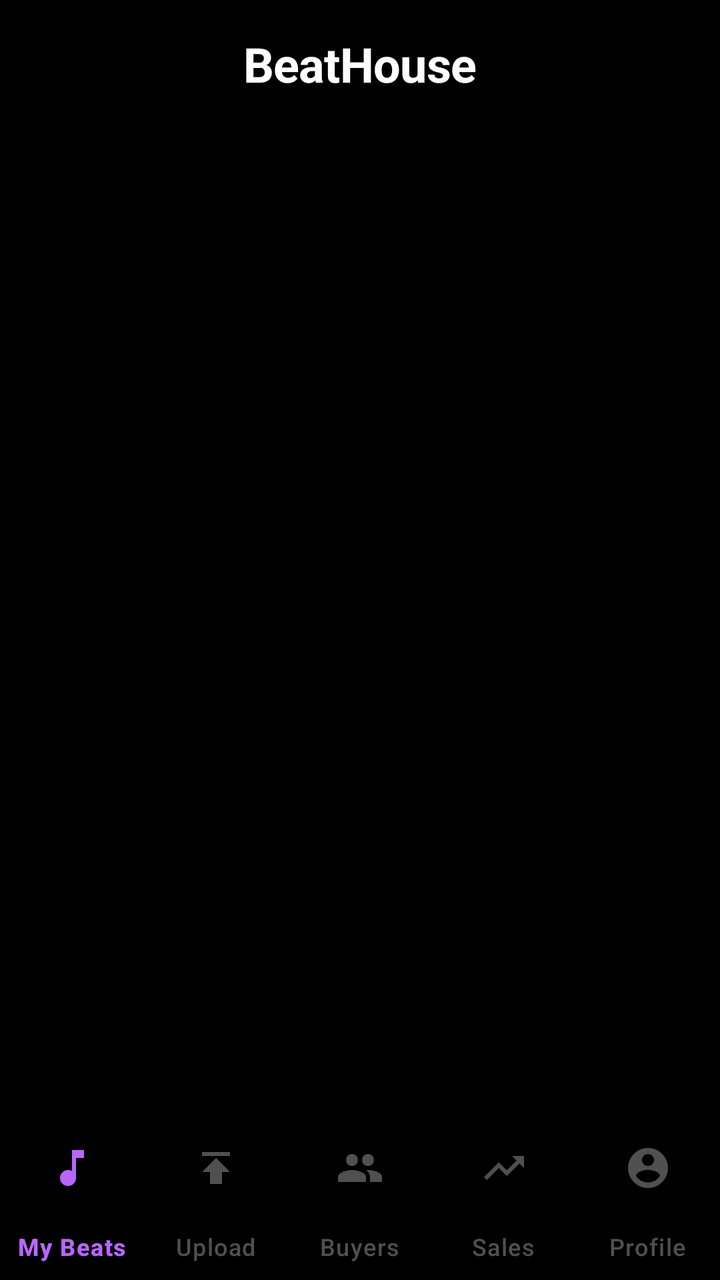
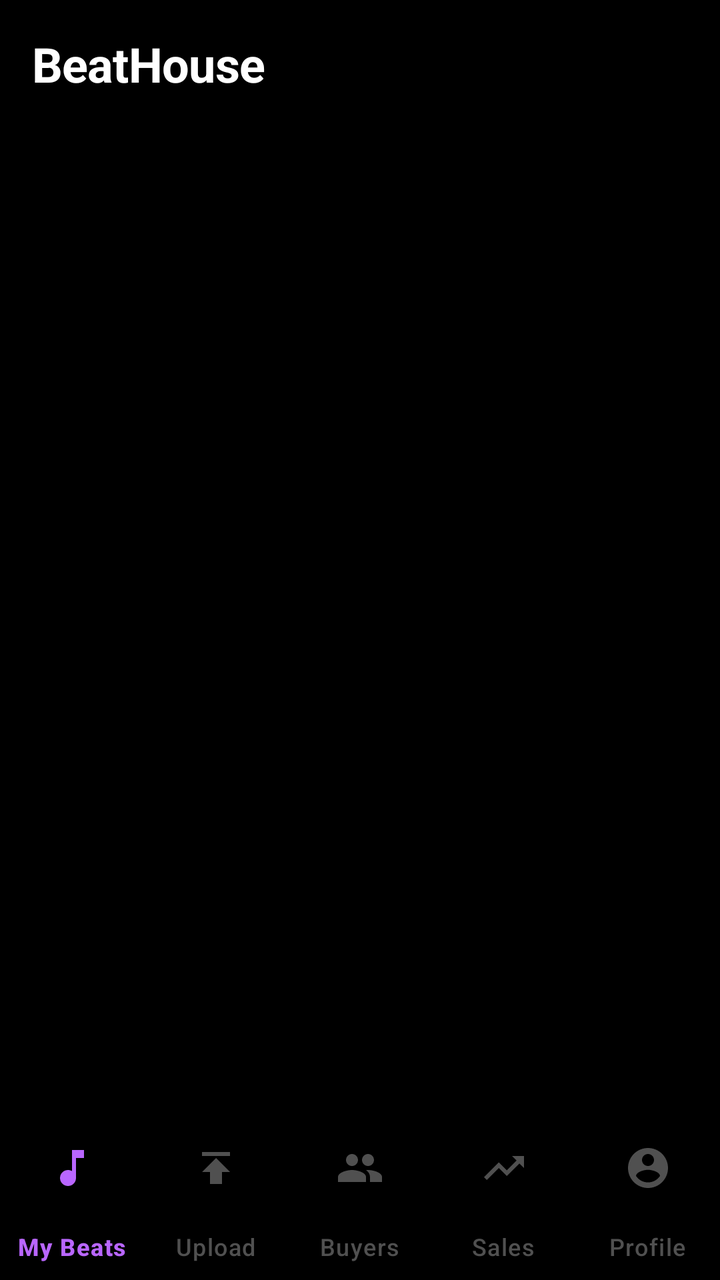

Before-and-after screenshots of an Android layout around one commit, followed by the original layout XML and the change that was made.
<!-- AndroidManifest.xml: activity theme Theme.BeatHouse.Dark -->
<!-- res/layout/activity_main.xml -->
<?xml version="1.0" encoding="utf-8"?>
<androidx.coordinatorlayout.widget.CoordinatorLayout xmlns:android="http://schemas.android.com/apk/res/android"
    xmlns:app="http://schemas.android.com/apk/res-auto"
    android:layout_width="match_parent"
    android:layout_height="match_parent"
    android:background="@color/background"
    android:fitsSystemWindows="true">

    <com.google.android.material.appbar.AppBarLayout
        android:layout_width="match_parent"
        android:layout_height="wrap_content"
        android:background="@color/surface"
        app:elevation="0dp">
        <com.google.android.material.appbar.MaterialToolbar
            android:id="@+id/toolbar"
            android:layout_width="match_parent"
            android:layout_height="?attr/actionBarSize"
            android:background="@color/surface"
            app:title="BeatHouse"
            app:titleCentered="true"
            app:titleTextColor="@color/on_surface"
            app:titleTextAppearance="@style/TextAppearance.BeatHouse.Title" />
    </com.google.android.material.appbar.AppBarLayout>

    
    <FrameLayout
        android:id="@+id/fragment_container"
        android:layout_width="match_parent"
        android:layout_height="match_parent"
        android:layout_marginBottom="80dp"
        app:layout_behavior="@string/appbar_scrolling_view_behavior" />

    
    <com.google.android.material.card.MaterialCardView
        android:id="@+id/miniPlayerCard"
        android:layout_width="match_parent"
        android:layout_height="72dp"
        android:layout_gravity="bottom"
        android:layout_marginBottom="88dp"
        android:layout_marginStart="12dp"
        android:layout_marginEnd="12dp"
        android:visibility="gone"
        app:cardCornerRadius="16dp"
        app:cardElevation="12dp"
        app:cardBackgroundColor="@color/surface_container"
        app:strokeColor="@color/outline"
        app:strokeWidth="1dp">

        <include layout="@layout/layout_mini_player" />

    </com.google.android.material.card.MaterialCardView>

    
    <com.google.android.material.bottomnavigation.BottomNavigationView
        android:id="@+id/bottomNavigation"
        android:layout_width="match_parent"
        android:layout_height="80dp"
        android:layout_gravity="bottom"
        android:background="@color/surface"
        app:elevation="0dp"
        app:menu="@menu/bottom_navigation_seller"
        app:labelVisibilityMode="labeled"
        app:itemIconTint="@color/bottom_nav_icon_tint"
        app:itemTextColor="@color/bottom_nav_text_tint"
        app:itemRippleColor="@color/primary_container" />

</androidx.coordinatorlayout.widget.CoordinatorLayout>
<!-- res/layout/layout_mini_player.xml (included above) -->
<?xml version="1.0" encoding="utf-8"?>
<LinearLayout xmlns:android="http://schemas.android.com/apk/res/android"
    xmlns:app="http://schemas.android.com/apk/res-auto"
    android:id="@+id/miniPlayerContent"
    android:layout_width="match_parent"
    android:layout_height="match_parent"
    android:orientation="horizontal"
    android:gravity="center_vertical"
    android:paddingHorizontal="16dp"
    android:paddingVertical="8dp"
    android:clickable="true"
    android:focusable="true">

    <com.google.android.material.card.MaterialCardView
        android:layout_width="48dp"
        android:layout_height="48dp"
        app:cardCornerRadius="10dp"
        app:cardElevation="0dp"
        app:strokeWidth="0dp">
        <ImageView
            android:id="@+id/ivMiniCover"
            android:layout_width="match_parent"
            android:layout_height="match_parent"
            android:scaleType="centerCrop"
            android:src="@drawable/ic_music_note"
            android:background="@color/surface_variant" />
    </com.google.android.material.card.MaterialCardView>

    <LinearLayout
        android:layout_width="0dp"
        android:layout_height="wrap_content"
        android:layout_weight="1"
        android:orientation="vertical"
        android:layout_marginStart="16dp">

        <TextView
            android:id="@+id/tvMiniTitle"
            android:layout_width="wrap_content"
            android:layout_height="wrap_content"
            android:text="Beat Title"
            android:textColor="@color/on_surface"
            android:textSize="15sp"
            android:textStyle="bold"
            android:maxLines="1"
            android:ellipsize="end"
            android:letterSpacing="-0.01" />

        <TextView
            android:id="@+id/tvMiniProducer"
            android:layout_width="wrap_content"
            android:layout_height="wrap_content"
            android:text="Producer"
            android:textColor="@color/on_surface_variant"
            android:textSize="13sp"
            android:maxLines="1"
            android:ellipsize="end" />

    </LinearLayout>

    <LinearLayout
        android:layout_width="wrap_content"
        android:layout_height="wrap_content"
        android:orientation="horizontal"
        android:gravity="center"
        android:layout_marginStart="8dp">

        <ImageButton
            android:id="@+id/btnMiniPrevious"
            android:layout_width="40dp"
            android:layout_height="40dp"
            android:src="@drawable/ic_skip_previous"
            android:background="?attr/selectableItemBackgroundBorderless"
            android:contentDescription="Previous"
            app:tint="@color/on_surface" />

        <ImageButton
            android:id="@+id/btnMiniPlay"
            android:layout_width="48dp"
            android:layout_height="48dp"
            android:src="@drawable/ic_play_arrow"
            android:background="?attr/selectableItemBackgroundBorderless"
            android:contentDescription="Play"
            app:tint="@color/on_surface" />

        <ImageButton
            android:id="@+id/btnMiniNext"
            android:layout_width="40dp"
            android:layout_height="40dp"
            android:src="@drawable/ic_skip_next"
            android:background="?attr/selectableItemBackgroundBorderless"
            android:contentDescription="Next"
            app:tint="@color/on_surface" />

    </LinearLayout>

</LinearLayout>
<!-- resources referenced by this layout -->
<resources>
  <color name="background">#000000</color>
  <color name="on_surface">#FFFFFF</color>
  <color name="on_surface_variant">#A0A0A0</color>
  <color name="outline">#1C1C1E</color>
  <color name="primary_container">#1A0033</color>
  <color name="surface">#000000</color>
  <color name="surface_container">#0A0A0A</color>
  <color name="surface_variant">#000000</color>
  <!-- drawable ic_music_note (drawable) -->
  <vector xmlns:android="http://schemas.android.com/apk/res/android"
      android:width="24dp"
      android:height="24dp"
      android:viewportWidth="24"
      android:viewportHeight="24"
      android:tint="?attr/colorOnSurface">
      <path
          android:fillColor="@android:color/white"
          android:pathData="M12,3v10.55c-0.59,-0.34 -1.27,-0.55 -2,-0.55 -2.21,0 -4,1.79 -4,4s1.79,4 4,4 4,-1.79 4,-4V7h4V3h-6z"/>
  </vector>
  <!-- drawable ic_play_arrow (drawable) -->
  <?xml version="1.0" encoding="utf-8"?>
  <vector xmlns:android="http://schemas.android.com/apk/res/android"
      android:width="24dp"
      android:height="24dp"
      android:viewportWidth="24"
      android:viewportHeight="24"
      android:tint="?attr/colorOnSurface">
      <path
          android:fillColor="@android:color/white"
          android:pathData="M8,5v14l11,-7z"/>
  </vector>
  <!-- drawable ic_skip_next (drawable) -->
  <?xml version="1.0" encoding="utf-8"?>
  <vector xmlns:android="http://schemas.android.com/apk/res/android"
      android:width="24dp"
      android:height="24dp"
      android:viewportWidth="24"
      android:viewportHeight="24">
      <path
          android:fillColor="#FFFFFF"
          android:pathData="M6,18l8.5,-6L6,6v12zM16,6v12h2V6h-2z"/>
  </vector>
  <!-- drawable ic_skip_previous (drawable) -->
  <?xml version="1.0" encoding="utf-8"?>
  <vector xmlns:android="http://schemas.android.com/apk/res/android"
      android:width="24dp"
      android:height="24dp"
      android:viewportWidth="24"
      android:viewportHeight="24">
      <path
          android:fillColor="#FFFFFF"
          android:pathData="M6,6h2v12H6V6zM9.5,12l8.5,6V6l-8.5,6z"/>
  </vector>
  <style name="TextAppearance.BeatHouse.Title" parent="TextAppearance.Material3.HeadlineSmall">
          <item name="android:textColor">@color/on_surface</item>
          <item name="android:textStyle">bold</item>
          <item name="android:letterSpacing">-0.01</item>
      </style>
  <style name="Theme.BeatHouse.Dark" parent="Theme.BeatHouse">
          <item name="colorSurface">@color/surface</item>
          <item name="android:windowBackground">@color/background</item>
      </style>
  <color name="primary">#B966FF</color>
  <color name="on_primary">#FFFFFF</color>
  <color name="secondary">#8E8E93</color>
  <color name="secondary_container">#151517</color>
  <color name="on_secondary">#FFFFFF</color>
  <color name="error">#FF453A</color>
  <color name="error_container">#330000</color>
  <style name="Widget.BeatHouse.Card" parent="Widget.Material3.CardView.Elevated">
          <item name="cardCornerRadius">18dp</item>
          <item name="cardElevation">0dp</item>
          <item name="strokeColor">@color/outline</item>
          <item name="strokeWidth">1dp</item>
          <item name="cardBackgroundColor">@color/surface_container</item>
      </style>
  <style name="Widget.BeatHouse.AppBarLayout" parent="Widget.Material3.AppBarLayout">
          <item name="android:background">@color/surface</item>
          <item name="backgroundTint">@color/surface</item>
      </style>
  <style name="Widget.BeatHouse.Chip" parent="Widget.Material3.Chip.Filter">
          <item name="chipCornerRadius">12dp</item>
          <item name="chipStrokeColor">@color/outline</item>
          <item name="chipStrokeWidth">1dp</item>
          <item name="android:textColor">@color/on_surface_variant</item>
          <item name="chipBackgroundColor">@color/surface_container</item>
          <item name="checkedIconTint">@color/primary</item>
          <item name="android:textSize">14sp</item>
      </style>
  <!-- unchanged entries left out for length: 4 -->
</resources>

<!-- the commit's change to res/layout/activity_main.xml (unified diff, before → after) -->
@@ -17,7 +17,7 @@
             android:layout_height="?attr/actionBarSize"
             android:background="@color/surface"
             app:title="BeatHouse"
-            app:titleCentered="true"
+            app:titleCentered="false"
             app:titleTextColor="@color/on_surface"
             app:titleTextAppearance="@style/TextAppearance.BeatHouse.Title" />
     </com.google.android.material.appbar.AppBarLayout>
